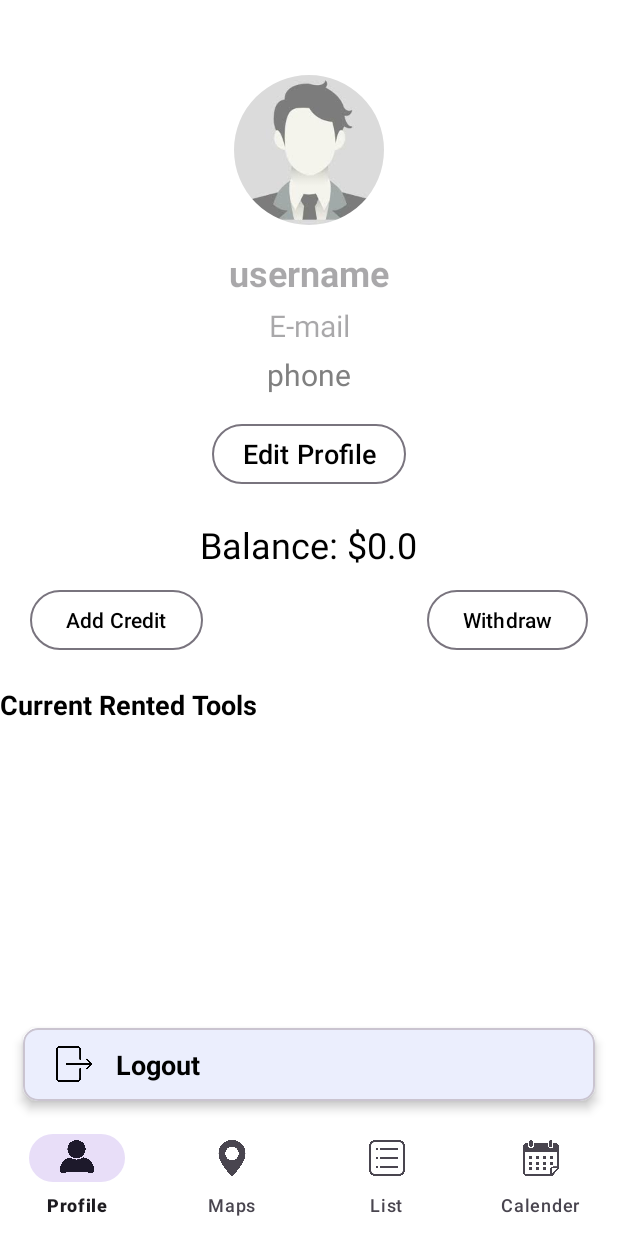
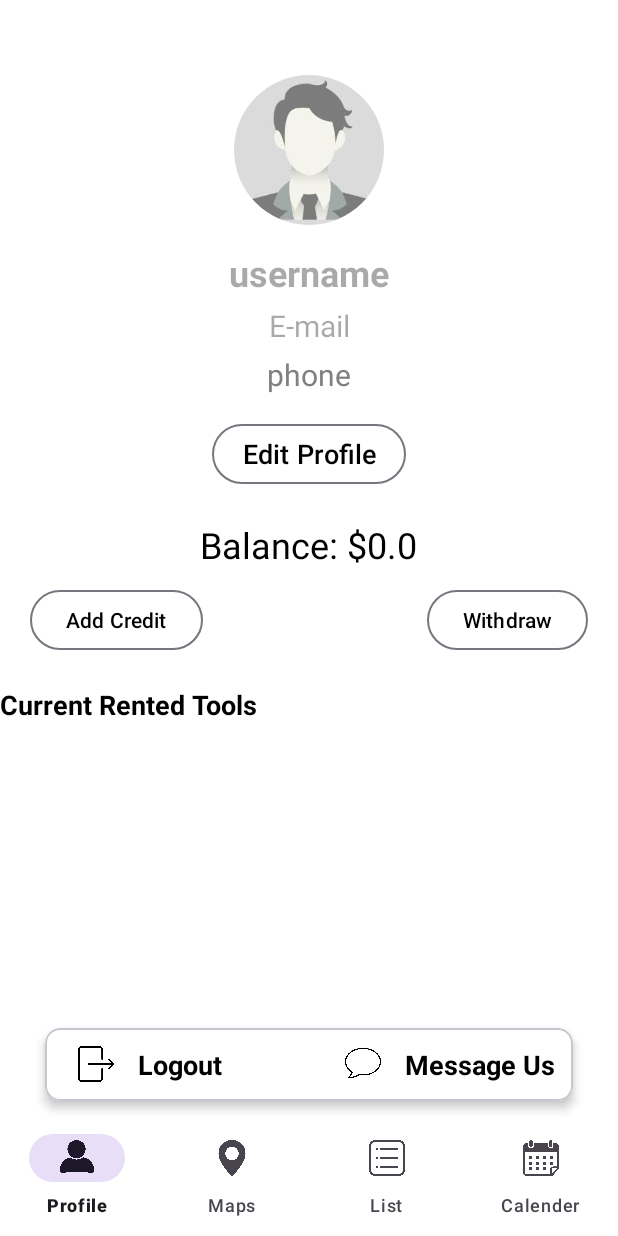
Before and after one commit to StudentMaksym21/RenTool, an Android app built with Jetpack Compose: the HomeActivity screen opened directly, with no data from a screen before it, on a phone screen of 412 x 824 dp. Run offline under Robolectric (Android 15) with nearby library versions, the light colour scheme and no system bars.

Commit message:
Send Message feature Implemented.

```diff
--- a/app/src/main/res/layout/activity_home.xml
+++ b/app/src/main/res/layout/activity_home.xml
@@ -150,18 +150,19 @@
         android:layout_width="match_parent"
         android:layout_height="wrap_content"
         android:layout_marginBottom="10dp"
-        android:layout_marginStart="15dp"
-        android:layout_marginEnd="15dp"
+        android:layout_marginStart="30dp"
+        android:layout_marginEnd="30dp"
+        android:backgroundTint="@color/white"
         app:cardCornerRadius="10dp"
         app:cardElevation="4dp"
-        android:layout_above="@id/bottomNavigationBar"
-        android:onClick="onLogoutClick">
+        android:layout_above="@id/bottomNavigationBar" >
 
         <LinearLayout
-            android:layout_width="match_parent"
+            android:layout_width="wrap_content"
             android:layout_height="wrap_content"
             android:orientation="horizontal"
-            android:padding="12dp" >
+            android:padding="12dp"
+            android:onClick="onLogoutClick">
 
             <ImageView
                 android:layout_width="24dp"
@@ -175,6 +176,32 @@
                 android:layout_weight="1"
                 android:paddingStart="16dp"
                 android:text="@string/logout"
+                android:textSize="18sp"
+                android:textStyle="bold"
+                android:textColor="@color/black" />
+
+        </LinearLayout>
+
+        <LinearLayout
+            android:layout_width="wrap_content"
+            android:layout_height="wrap_content"
+            android:orientation="horizontal"
+            android:padding="12dp"
+            android:layout_gravity="end"
+            android:onClick="onMessageClick">
+
+            <ImageView
+                android:layout_width="24dp"
+                android:layout_height="24dp"
+                android:layout_marginStart="20dp"
+                android:src="@drawable/chat" />
+
+            <com.google.android.material.textview.MaterialTextView
+                android:layout_width="0dp"
+                android:layout_height="wrap_content"
+                android:layout_weight="1"
+                android:paddingStart="16dp"
+                android:text="Message Us"
                 android:textSize="18sp"
                 android:textStyle="bold"
                 android:textColor="@color/black" />
```
Also changed, not shown: app/src/main/java/com/example/toolrentapplication/HomeActivity.kt (+43 -0 lines), app/src/main/res/layout/dialog_message.xml (added, +48 -0 lines), app/src/main/res/drawable/chat.png (added).
